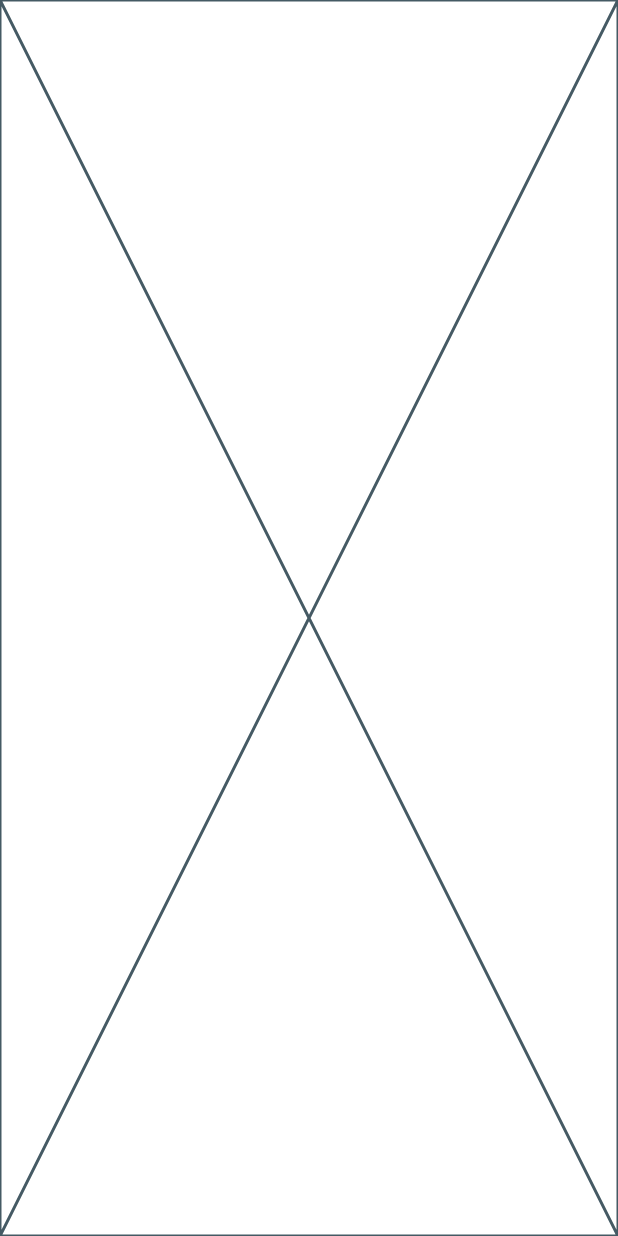
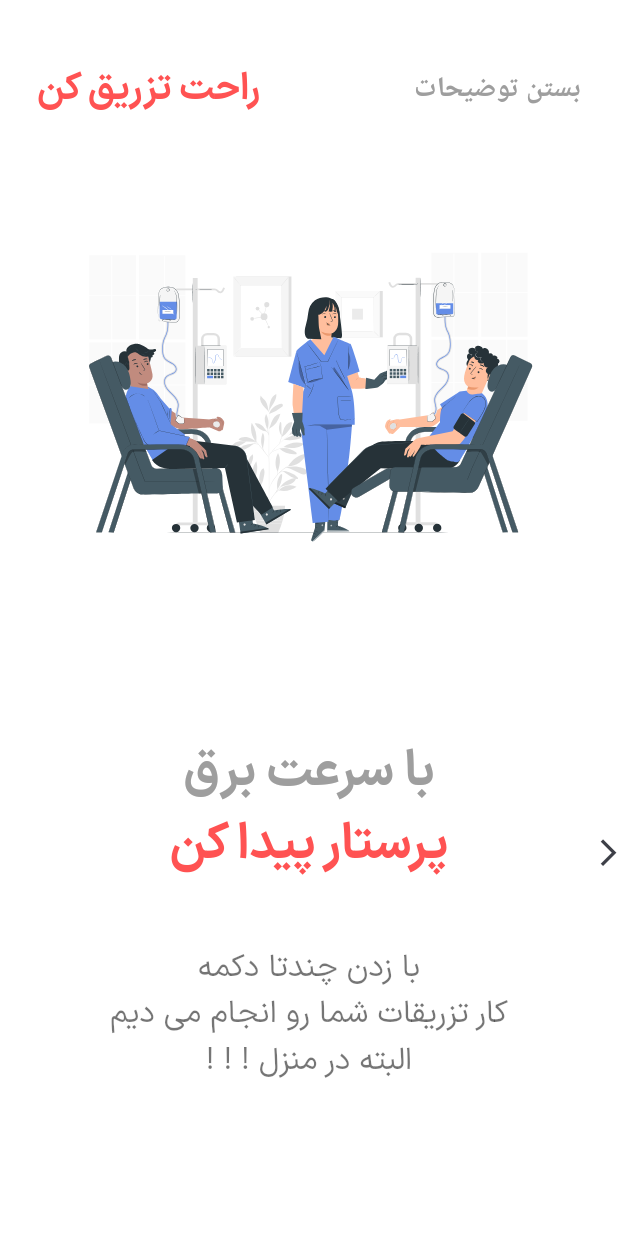
Before and after one commit to fardadjafari/alotazrighat_application, a Flutter app: the screen it shows after launch, on a phone screen of 412 x 824 dp. Run offline on Flutter 3.47's test engine with Material 2 defaults, Android fonts, the phone set to English and light mode, and no system bars; drawn by our look-alikes of liquid_swipe; our stand-ins replace awesome_dialog, bloc, connectivity_plus, flutter_bloc, flutter_screenutil, flutter_spinkit and 1 more; Roboto replaces fonts that are missing (vazir); project files that could hold a hidden picture were left out.

Commit message:
Completed Helph Page

```diff
--- a/lib/pages/helph_page/widget/body.dart
+++ b/lib/pages/helph_page/widget/body.dart
@@ -1,10 +1,36 @@
+import 'package:alotazrighat_application/pages/helph_page/widget/page_slider.dart';
 import 'package:flutter/material.dart';
+import 'package:liquid_swipe/liquid_swipe.dart';
 
-class Body extends StatelessWidget {
+class Body extends StatefulWidget {
   const Body({super.key});
 
   @override
+  State<Body> createState() => _BodyState();
+}
+
+class _BodyState extends State<Body> {
+  Icon? icon = const Icon(Icons.arrow_back_ios);
+
+  @override
   Widget build(BuildContext context) {
-    return const Placeholder();
+    return LiquidSwipe(
+        pages: PageSlider.getPage(context),
+        enableLoop: false,
+        enableSideReveal: false,
+        ignoreUserGestureWhileAnimating: false,
+        fullTransitionValue: 670,
+        slideIconWidget: icon,
+        waveType: WaveType.liquidReveal,
+        positionSlideIcon: 0.7,
+        onPageChangeCallback: pageChangeCallback);
+  }
+
+  void pageChangeCallback(int activePageIndex) {
+    setState(() {
+      if (activePageIndex == 3) {
+        icon = null;
+      }
+    });
   }
 }
--- /dev/null
+++ b/lib/pages/helph_page/widget/page_slider.dart
@@ -0,0 +1,281 @@
+import 'package:alotazrighat_application/pages/home_page/home_page.dart';
+import 'package:alotazrighat_application/widget/button/squre_button.dart';
+import 'package:alotazrighat_application/widget/button/text_button.dart';
+import 'package:alotazrighat_application/widget/lable/text_lable.dart';
+import 'package:alotazrighat_application/widget/media_query.dart';
+import 'package:flutter/material.dart';
+import 'package:flutter_svg/svg.dart';
+
+class PageSlider {
+  static List<Widget> getPage(BuildContext context) {
+    var width = getAllWidth(context);
+    var height = getAllHeight(context);
+    var page = [
+      Container(
+        width: width,
+        height: height,
+        color: Colors.white,
+        child: Padding(
+          padding: EdgeInsets.symmetric(
+              vertical: getWidth(context, 0.1),
+              horizontal: getHeight(context, 0.03)),
+          child: SingleChildScrollView(
+            child: Column(
+              children: [
+                Row(
+                  mainAxisAlignment: MainAxisAlignment.spaceBetween,
+                  children: [
+                    ButtonText(
+                        text: "بستن توضیحات",
+                        bodyFunction: () => {
+                              Navigator.of(context).push(MaterialPageRoute(
+                                  builder: (context) => const HomePage()))
+                            },
+                        colorText: Colors.grey,
+                        fontSizeText: getWidth(context, 0.04),
+                        fontWeightText: FontWeight.bold,
+                        fontChange: true),
+                    TextLable(
+                      text: "راحت تزریق کن",
+                      colorText: Colors.redAccent,
+                      fontSizeText: getWidth(context, 0.06),
+                      fontWeightText: FontWeight.bold,
+                      textAlign: TextAlign.center,
+                    )
+                  ],
+                ),
+                SizedBox(
+                  height: getWidth(context, 0.2),
+                ),
+                SvgPicture.asset(
+                  "assets/icons/slider1.svg",
+                  height: getWidth(context, 0.5),
+                ),
+                SizedBox(
+                  height: getWidth(context, 0.3),
+                ),
+                Align(
+                  alignment: Alignment.center,
+                  child: Column(
+                    textDirection: TextDirection.rtl,
+                    children: <Widget>[
+                      TextLable(
+                        text: "با سرعت برق",
+                        colorText: Colors.grey,
+                        fontSizeText: getWidth(context, 0.08),
+                        fontWeightText: FontWeight.w600,
+                        textAlign: TextAlign.center,
+                      ),
+                      TextLable(
+                        text: "پرستار پیدا کن",
+                        colorText: Colors.redAccent,
+                        fontSizeText: getWidth(context, 0.08),
+                        fontWeightText: FontWeight.w800,
+                        textAlign: TextAlign.center,
+                      ),
+                      SizedBox(
+                        height: getWidth(context, 0.1),
+                      ),
+                      TextLable(
+                        text: "با زدن چندتا دکمه \n"
+                            "کار تزریقات شما رو "
+                            "انجام می دیم \n"
+                            "البته در منزل ! ! !",
+                        colorText: Colors.black54,
+                        fontSizeText: getWidth(context, 0.05),
+                        fontWeightText: FontWeight.w200,
+                        textAlign: TextAlign.center,
+                      )
+                    ],
+                  ),
+                ),
+              ],
+            ),
+          ),
+        ),
+      ),
+      Container(
+        width: width,
+        height: height,
+        color: const Color(0xffCAEDFF),
+        child: Padding(
+          padding: EdgeInsets.symmetric(
+              vertical: getWidth(context, 0.1),
+              horizontal: getHeight(context, 0.03)),
+          child: SingleChildScrollView(
+            child: Column(
+              children: [
+                Row(
+                  mainAxisAlignment: MainAxisAlignment.spaceBetween,
+                  children: [
+                    ButtonText(
+                        text: "بستن توضیحات",
+                        bodyFunction: () => {
+                              Navigator.of(context).push(MaterialPageRoute(
+                                  builder: (context) => const HomePage()))
+                            },
+                        colorText: Colors.grey,
+                        fontSizeText: 18,
+                        fontWeightText: FontWeight.bold,
+                        fontChange: true),
+                    const TextLable(
+                      text: "نیروی متخصص",
+                      colorText: Colors.lightGreen,
+                      fontSizeText: 19,
+                      fontWeightText: FontWeight.bold,
+                      textAlign: TextAlign.center,
+                    )
+                  ],
+                ),
+                SizedBox(
+                  height: getWidth(context, 0.2),
+                ),
+                SvgPicture.asset(
+                  "assets/icons/slider2.svg",
+                  height: getWidth(context, 0.6),
+                ),
+                SizedBox(
+                  height: getWidth(context, 0.2),
+                ),
+                Align(
+                  alignment: Alignment.center,
+                  child: Column(
+                    textDirection: TextDirection.rtl,
+                    children: <Widget>[
+                      TextLable(
+                        text: "با کمترین هزینه",
+                        colorText: Colors.grey,
+                        fontSizeText: getWidth(context, 0.08),
+                        fontWeightText: FontWeight.w600,
+                        textAlign: TextAlign.center,
+                      ),
+                      TextLable(
+                        text: "از کادر بیمارستان کمک بگیر",
+                        colorText: Colors.green,
+                        fontSizeText: getWidth(context, 0.08),
+                        fontWeightText: FontWeight.w800,
+                        textAlign: TextAlign.center,
+                      ),
+                      SizedBox(
+                        height: getWidth(context, 0.1),
+                      ),
+                      TextLable(
+                        text: "با الو تزریقات \n"
+                            "از مهارت کار درمان بیمارستان "
+                            " استفاده کن  \n"
+                            "البته در منزل ! ! !",
+                        colorText: Colors.black54,
+                        fontSizeText: getWidth(context, 0.05),
+                        fontWeightText: FontWeight.w200,
+                        textAlign: TextAlign.center,
+                      )
+                    ],
+                  ),
+                ),
+              ],
+            ),
+          ),
+        ),
+      ),
+      Container(
+        width: width,
+        height: height,
+        color: const Color(0xffDBDFEA),
+        child: Padding(
+          padding: EdgeInsets.symmetric(
+              vertical: getWidth(context, 0.1),
+              horizontal: getHeight(context, 0.03)),
+          child: SingleChildScrollView(
+            child: Column(
+              children: [
+                Row(
+                  mainAxisAlignment: MainAxisAlignment.spaceBetween,
+                  children: [
+                    ButtonText(
+                        text: "بستن توضیحات",
+                        bodyFunction: () => {
+                              Navigator.of(context).push(MaterialPageRoute(
+                                  builder: (context) => const HomePage()))
+                            },
+                        colorText: Colors.grey,
+                        fontSizeText: 18,
+                        fontWeightText: FontWeight.bold,
+                        fontChange: true),
+                    TextLable(
+                      text: "درخواست اینترنتی",
+                      colorText: Colors.blue,
+                      fontSizeText: getWidth(context, 0.05),
+                      fontWeightText: FontWeight.bold,
+                      textAlign: TextAlign.center,
+                    )
+                  ],
+                ),
+                SizedBox(
+                  height: getWidth(context, 0.1),
+                ),
+                SvgPicture.asset(
+                  "assets/icons/slider3.svg",
+                  height: getWidth(context, 0.5),
+                ),
+                SizedBox(
+                  height: getWidth(context, 0.1),
+                ),
+                Align(
+                  alignment: Alignment.center,
+                  child: Column(
+                    textDirection: TextDirection.rtl,
+                    children: <Widget>[
+                      TextLable(
+                        text: "به صورت اینترنتی",
+                        colorText: Colors.grey,
+                        fontSizeText: getWidth(context, 0.08),
+                        fontWeightText: FontWeight.w600,
+                        textAlign: TextAlign.center,
+                      ),
+                      TextLable(
+                        text: " خدمات پزشکی و پرستاری ثبت کن",
+                        colorText: Colors.blue,
+                        fontSizeText: getWidth(context, 0.08),
+                        fontWeightText: FontWeight.w800,
+                        textAlign: TextAlign.center,
+                      ),
+                      SizedBox(
+                        height: getWidth(context, 0.1),
+                      ),
+                      TextLable(
+                        text: "با الو تزریقات \n"
+                            "به صورت اینترنتی درخواست "
+                            " ثبت کن و خدمات دریافت کن  \n"
+                            "البته در منزل ! ! !",
+                        colorText: Colors.black54,
+                        fontSizeText: getWidth(context, 0.05),
+                        fontWeightText: FontWeight.w200,
+                        textAlign: TextAlign.center,
+                      ),
+                      SizedBox(
+                        height: getWidth(context, 0.1),
+                      ),
+                      SquereButton(
+                        color: Colors.green,
+                        press: () {
+                          Navigator.of(context).push(MaterialPageRoute(
+                              builder: (context) => const HomePage()));
+                        },
+                        text: "ثبت درخواست",
+                        textColor: Colors.white70,
+                      )
+                    ],
+                  ),
+                ),
+              ],
+            ),
+          ),
+        ),
+      ),
+    ];
+
+    return page;
+  }
+}
+
+final page = [];
--- /dev/null
+++ b/lib/pages/home_page/home_page.dart
@@ -0,0 +1,11 @@
+import 'package:flutter/material.dart';
+
+class HomePage extends StatelessWidget {
+  const HomePage({super.key});
+  static const String screenId = "/home_page";
+
+  @override
+  Widget build(BuildContext context) {
+    return const Placeholder();
+  }
+}
--- a/lib/tools/router/app_router.dart
+++ b/lib/tools/router/app_router.dart
@@ -1,4 +1,5 @@
 import 'package:alotazrighat_application/pages/helph_page/helph_page.dart';
+import 'package:alotazrighat_application/pages/home_page/home_page.dart';
 import 'package:alotazrighat_application/pages/welcom_page/welcom_page.dart';
 import 'package:flutter/material.dart';
 
@@ -11,6 +12,9 @@ class AppRouter {
       case HelphPage.screenId:
         return MaterialPageRoute(builder: (_) => const HelphPage());
 
+      case HomePage.screenId:
+        return MaterialPageRoute(builder: (_) => const HomePage());
+
       default:
         return null;
     }
--- /dev/null
+++ b/lib/widget/button/squre_button.dart
@@ -0,0 +1,43 @@
+import 'package:alotazrighat_application/styles/radius.dart';
+import 'package:alotazrighat_application/widget/media_query.dart';
+import 'package:flutter/material.dart';
+
+class SquereButton extends StatelessWidget {
+  final String text;
+  final Function()? press;
+  final Color color, textColor;
+  const SquereButton(
+      {Key? key,
+      required this.text,
+      required this.color,
+      required this.press,
+      this.textColor = Colors.white})
+      : super(key: key);
+
+  @override
+  Widget build(BuildContext context) {
+    return Container(
+      width: getWidth(context, 0.6),
+      margin: EdgeInsets.symmetric(vertical: getWidth(context, 0.03)),
+      child: ClipRRect(
+        borderRadius: getBorderRadiusWidget(29),
+        child: TextButton(
+            style: TextButton.styleFrom(
+                backgroundColor: color,
+                disabledBackgroundColor: color.withOpacity(0.6),
+                padding: EdgeInsets.symmetric(
+                    vertical: getWidth(context, 0.04),
+                    horizontal: getHeight(context, 0.05))),
+            onPressed: press,
+            child: Text(
+              text,
+              style: TextStyle(
+                  fontFamily: "Iran Sans",
+                  fontSize: getWidth(context, 0.05),
+                  fontWeight: FontWeight.bold,
+                  color: textColor),
+            )),
+      ),
+    );
+  }
+}
--- /dev/null
+++ b/lib/widget/button/text_button.dart
@@ -0,0 +1,35 @@
+import 'package:flutter/material.dart';
+
+class ButtonText extends StatelessWidget {
+  final bool fontChange;
+  final Function() bodyFunction;
+  final String text;
+  final Color colorText;
+  final FontWeight fontWeightText;
+  final double fontSizeText;
+
+  const ButtonText(
+      {Key? key,
+      this.fontChange = true,
+      required this.bodyFunction,
+      required this.text,
+      required this.colorText,
+      required this.fontWeightText,
+      required this.fontSizeText})
+      : super(key: key);
+
+  @override
+  Widget build(BuildContext context) {
+    return GestureDetector(
+      onTap: bodyFunction,
+      child: Text(
+        text,
+        style: TextStyle(
+            decoration: TextDecoration.none,
+            fontSize: (fontSizeText / 720) * MediaQuery.of(context).size.height,
+            color: colorText,
+            fontWeight: fontWeightText),
+      ),
+    );
+  }
+}
--- /dev/null
+++ b/lib/widget/lable/text_lable.dart
@@ -0,0 +1,32 @@
+import 'package:flutter/material.dart';
+
+class TextLable extends StatelessWidget {
+  final String text;
+  final Color colorText;
+  final FontWeight fontWeightText;
+  final double fontSizeText;
+  final TextAlign textAlign;
+
+  const TextLable(
+      {Key? key,
+      required this.text,
+      required this.colorText,
+      required this.fontWeightText,
+      required this.fontSizeText,
+      required this.textAlign})
+      : super(key: key);
+
+  @override
+  Widget build(BuildContext context) {
+    return Text(
+      text,
+      style: TextStyle(
+          decoration: TextDecoration.none,
+          fontFamily: "Iran Sans",
+          fontSize: fontSizeText,
+          color: colorText,
+          fontWeight: fontWeightText),
+      textAlign: textAlign,
+    );
+  }
+}
```
Also changed, not shown: pubspec.yaml (+7 -0 lines), assets/fonts/IRANSansX-Bold.ttf (added), assets/fonts/IRANSansX-Regular.ttf (added), assets/fonts/IRANSansXFaNum-Bold.ttf (added), assets/fonts/IRANSansXFaNum-Regular.ttf (added), assets/icons/slider1.svg (added), assets/icons/slider2.svg (added), assets/icons/slider3.svg (added).
